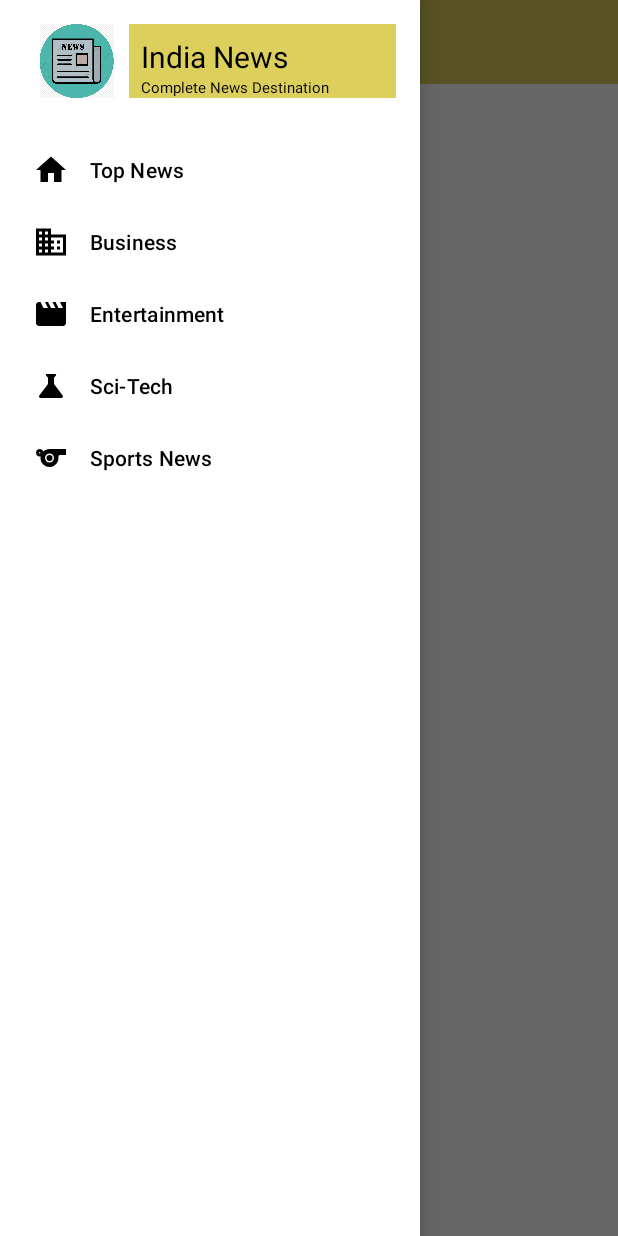
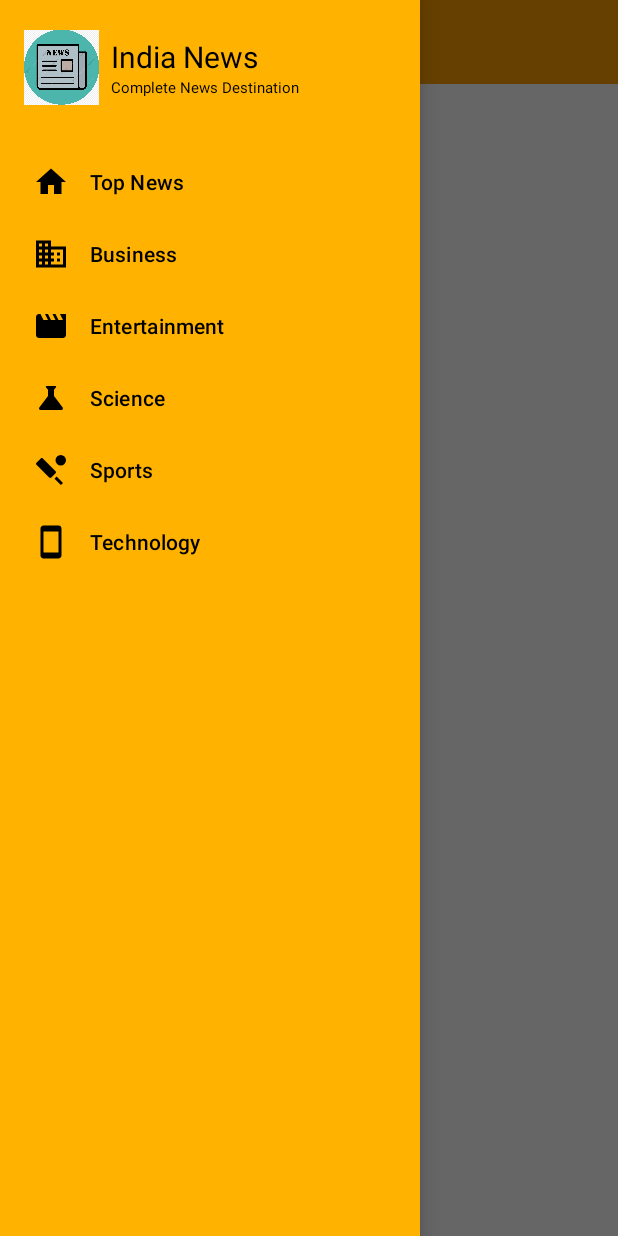
Before and after one commit to ashokrakoti/IndiaNews, an Android app: the screen it shows after launch (NewsActivity), with the side drawer open, on a phone screen of 412 x 824 dp. Run offline under Robolectric (Android 15) with nearby library versions, the phone set to English and light mode, and no system bars; our stand-ins replace Volley; network calls fail; pictures from the network do not load.

Commit message:
changes made for the categories to work from tapping the icons in navigation drawer.

```diff
--- a/app/build.gradle
+++ b/app/build.gradle
@@ -54,4 +54,7 @@ dependencies {
 
     //swipe to refresh
     implementation 'androidx.swiperefreshlayout:swiperefreshlayout:1.0.0'
+
+    //card views
+    implementation "androidx.cardview:cardview:1.0.0"
 }
--- a/app/src/main/java/com/example/android/indianews/NewsActivity.java
+++ b/app/src/main/java/com/example/android/indianews/NewsActivity.java
@@ -17,6 +17,7 @@ import androidx.browser.customtabs.CustomTabsIntent;
 import androidx.core.view.GravityCompat;
 import androidx.drawerlayout.widget.DrawerLayout;
 import androidx.recyclerview.widget.LinearLayoutManager;
+import androidx.swiperefreshlayout.widget.SwipeRefreshLayout;
 
 import com.android.volley.Request;
 import com.android.volley.toolbox.JsonObjectRequest;
@@ -35,12 +36,15 @@ import java.util.Map;
 public class NewsActivity extends AppCompatActivity implements NewsItemClicked {
 
     private static final String MAIN_ACTIVITY_CLASS = "MainActivity.class";
+    private static final String URI_NEWS = "https://newsapi.org/v2/top-headlines?";
+    private static final String API_KEY = "aab465815faa442f9b10a40e195c059f";
+    private static final String URI_DEFAULT ="https://newsapi.org/v2/top-headlines?country=in&apiKey=aab465815faa442f9b10a40e195c059f";
 
     //object used for view binding
     private ActivityMainBinding binding;
 
     //adapter object
-    private  NewsAdapter mAdapter;
+    private final NewsAdapter mAdapter = new NewsAdapter(this);
 
     //these are for navigation drawer
     NavigationView nav;
@@ -60,8 +64,8 @@ public class NewsActivity extends AppCompatActivity implements NewsItemClicked {
 
         //checking the internet connection
         if(getActiveNetworkInfo()){
-            fetchNews();
-            mAdapter = new NewsAdapter(this);
+            fetchNews(URI_DEFAULT);
+            //mAdapter = new NewsAdapter(this);
             binding.newsListView.setAdapter(mAdapter);
         }else{
             binding.progressBar.setVisibility(View.GONE);
@@ -77,6 +81,12 @@ public class NewsActivity extends AppCompatActivity implements NewsItemClicked {
         //this is to toggle the nav menu
         toggle = new ActionBarDrawerToggle(this, drawerLayout, binding.toolbar,R.string.open,R.string.close);
         drawerLayout.addDrawerListener(toggle);
+
+        // this code sets upt the hamburger icon in the top left of screen.
+        getSupportActionBar().setHomeButtonEnabled(true);
+        getSupportActionBar().setDisplayHomeAsUpEnabled(true);
+        getSupportActionBar().setHomeAsUpIndicator(R.drawable.ic_baseline_dehaze_24);//setting the hamburger icon.
+
         nav.setNavigationItemSelectedListener(new NavigationView.OnNavigationItemSelectedListener() {
             @Override
             public boolean onNavigationItemSelected(@NonNull MenuItem item) {
@@ -90,30 +100,65 @@ public class NewsActivity extends AppCompatActivity implements NewsItemClicked {
                     case R.id.menu_business:
                         Toast.makeText(getApplicationContext(),"Business News", Toast.LENGTH_SHORT).show();
                         drawerLayout.closeDrawer(GravityCompat.START);
+                        fetchNews("https://newsapi.org/v2/top-headlines?country=in&category=business&apiKey=aab465815faa442f9b10a40e195c059f");
+                        binding.newsListView.setAdapter(mAdapter);
                         break;
 
                     case R.id.menu_entertainment:
                         Toast.makeText(getApplicationContext(),"Entertainment News", Toast.LENGTH_SHORT).show();
                         drawerLayout.closeDrawer(GravityCompat.START);
+                        fetchNews("https://newsapi.org/v2/top-headlines?country=in&category=entertainment&apiKey=aab465815faa442f9b10a40e195c059f");
+                        binding.newsListView.setAdapter(mAdapter);
                         break;
 
                     case R.id.menu_sports:
                         Toast.makeText(getApplicationContext(),"Sports News", Toast.LENGTH_SHORT).show();
                         drawerLayout.closeDrawer(GravityCompat.START);
+                        fetchNews("https://newsapi.org/v2/top-headlines?country=in&category=sports&apiKey=aab465815faa442f9b10a40e195c059f");
+                        binding.newsListView.setAdapter(mAdapter);
                         break;
 
                     case R.id.menu_science:
                         Toast.makeText(getApplicationContext(),"Science News", Toast.LENGTH_SHORT).show();
                         drawerLayout.closeDrawer(GravityCompat.START);
+                        fetchNews("https://newsapi.org/v2/top-headlines?country=in&category=science&apiKey=aab465815faa442f9b10a40e195c059f");
+                        binding.newsListView.setAdapter(mAdapter);
+                        break;
+
+                    case R.id.menu_tech:
+                        drawerLayout.closeDrawer(GravityCompat.START);
+                        fetchNews("https://newsapi.org/v2/top-headlines?country=in&category=technology&apiKey=aab465815faa442f9b10a40e195c059f");
+                        binding.newsListView.setAdapter(mAdapter);
                         break;
                 }
                 return true;
             }
         });
+
+        //setting the color of the loader
+        binding.swipeContainer.setColorSchemeResources(R.color.yellow);
+        // SetOnRefreshListener on SwipeRefreshLayout
+        binding.swipeContainer.setOnRefreshListener(new SwipeRefreshLayout.OnRefreshListener() {
+            @Override
+            public void onRefresh() {
+                //binding.swipeContainer.setColorSchemeColors(getResources().getColor(R.color.colorOnSecondary));
+               // binding.swipeContainer.setColorSchemeColors(Color.BLUE, Color.YELLOW, Color.BLUE);
+
+                binding.swipeContainer.setRefreshing(false);
+                fetchNews(URI_DEFAULT);
+                try {
+                    Thread.sleep(1000);// this is added to improve the reloading process animations inside the recycler view.
+                } catch (InterruptedException e) {
+                    e.printStackTrace();
+                }
+                // mAdapter = new NewsAdapter(MAIN_ACTIVITY_CLASS);
+                binding.newsListView.setAdapter(mAdapter);
+            }
+        });
     }
 
-    private void fetchNews(){
-        String url = "https://newsapi.org/v2/top-headlines?country=in&apiKey=aab465815faa442f9b10a40e195c059f";
+    private void fetchNews(String url){
+       // String url = "https://newsapi.org/v2/top-headlines?";
         List<NewsItem> newsItemList = new ArrayList<>();
         JsonObjectRequest jsonRequest = new JsonObjectRequest(
                 Request.Method.GET,
@@ -156,6 +201,11 @@ public class NewsActivity extends AppCompatActivity implements NewsItemClicked {
         MySingleton.getInstance(this).addToRequestQueue(jsonRequest);
     }
 
+
+    /*
+       this method opens the news article in a custom tab inside the app.
+       this uses the concept of custom tabs.
+     */
     @Override
     public void OnItemClicked(NewsItem item) {
         //Toast.makeText(this, "item Clicked :"+item, Toast.LENGTH_LONG).show();
@@ -171,8 +221,17 @@ public class NewsActivity extends AppCompatActivity implements NewsItemClicked {
         ConnectivityManager cm = (ConnectivityManager) getApplicationContext().getSystemService(Context.CONNECTIVITY_SERVICE);
 
         NetworkInfo activeNetwork = cm.getActiveNetworkInfo();
-        boolean isConnected = activeNetwork != null &&
-                activeNetwork.isConnectedOrConnecting();
-        return isConnected;
+        return activeNetwork != null && activeNetwork.isConnectedOrConnecting();
+    }
+
+    public String buildUrl(String category){
+        StringBuilder newUrl = new StringBuilder(URI_NEWS);//"https://newsapi.org/v2/top-headlines?"
+        newUrl.append("country=in");
+        newUrl.append("&");
+        newUrl.append("category=").append(category);
+        newUrl.append("&");
+        newUrl.append("apikey=").append(API_KEY);
+        Log.i("Final Url: ",newUrl.toString());
+        return newUrl.toString();
     }
 }
--- /dev/null
+++ b/app/src/main/res/drawable/ic_baseline_dehaze_24.xml
@@ -0,0 +1,10 @@
+<vector xmlns:android="http://schemas.android.com/apk/res/android"
+    android:width="24dp"
+    android:height="24dp"
+    android:viewportWidth="24"
+    android:viewportHeight="24"
+    android:tint="?attr/colorControlNormal">
+  <path
+      android:fillColor="@android:color/white"
+      android:pathData="M2,15.5v2h20v-2L2,15.5zM2,10.5v2h20v-2L2,10.5zM2,5.5v2h20v-2L2,5.5z"/>
+</vector>
--- a/app/src/main/res/drawable/ic_baseline_sports_24.xml
+++ b/app/src/main/res/drawable/ic_baseline_sports_24.xml
@@ -6,8 +6,11 @@
     android:tint="?attr/colorControlNormal">
   <path
       android:fillColor="@android:color/white"
-      android:pathData="M11.23,6C9.57,6 8.01,6.66 6.87,7.73C6.54,6.73 5.61,6 4.5,6C3.12,6 2,7.12 2,8.5C2,9.88 3.12,11 4.5,11c0.21,0 0.41,-0.03 0.61,-0.08c-0.05,0.25 -0.09,0.51 -0.1,0.78c-0.18,3.68 2.95,6.68 6.68,6.27c2.55,-0.28 4.68,-2.26 5.19,-4.77c0.15,-0.71 0.15,-1.4 0.06,-2.06c-0.09,-0.6 0.38,-1.13 0.99,-1.13H22V6H11.23zM4.5,9C4.22,9 4,8.78 4,8.5C4,8.22 4.22,8 4.5,8S5,8.22 5,8.5C5,8.78 4.78,9 4.5,9zM11,15c-1.66,0 -3,-1.34 -3,-3s1.34,-3 3,-3s3,1.34 3,3S12.66,15 11,15z"/>
+      android:pathData="M15.05,12.81L6.56,4.32c-0.39,-0.39 -1.02,-0.39 -1.41,0L2.32,7.15c-0.39,0.39 -0.39,1.02 0,1.41l8.49,8.49c0.39,0.39 1.02,0.39 1.41,0l2.83,-2.83C15.44,13.83 15.44,13.2 15.05,12.81z"/>
   <path
       android:fillColor="@android:color/white"
-      android:pathData="M11,12m-2,0a2,2 0,1 1,4 0a2,2 0,1 1,-4 0"/>
+      android:pathData="M14.3412,17.7562l1.4142,-1.4142l4.2426,4.2426l-1.4142,1.4142z"/>
+  <path
+      android:fillColor="@android:color/white"
+      android:pathData="M18.5,5.5m-3.5,0a3.5,3.5 0,1 1,7 0a3.5,3.5 0,1 1,-7 0"/>
 </vector>
--- /dev/null
+++ b/app/src/main/res/drawable/ic_technology.xml
@@ -0,0 +1,10 @@
+<vector xmlns:android="http://schemas.android.com/apk/res/android"
+    android:width="24dp"
+    android:height="24dp"
+    android:viewportWidth="24"
+    android:viewportHeight="24"
+    android:tint="?attr/colorControlNormal">
+  <path
+      android:fillColor="@android:color/white"
+      android:pathData="M17,1.01L7,1c-1.1,0 -2,0.9 -2,2v18c0,1.1 0.9,2 2,2h10c1.1,0 2,-0.9 2,-2V3c0,-1.1 -0.9,-1.99 -2,-1.99zM17,19H7V5h10v14z"/>
+</vector>
--- a/app/src/main/res/layout/activity_main.xml
+++ b/app/src/main/res/layout/activity_main.xml
@@ -18,7 +18,7 @@
             android:id="@+id/toolbar"
             android:layout_width="match_parent"
             android:layout_height="wrap_content"
-            android:background="#DCCF5B"
+            android:background="@color/amber700"
             app:layout_constraintLeft_toLeftOf="parent"
             app:layout_constraintRight_toRightOf="parent"
             app:layout_constraintTop_toTopOf="parent"
@@ -39,18 +39,28 @@
 
         <ProgressBar
             android:id="@+id/progressBar"
-            android:layout_width="100dp"
-            android:layout_height="100dp"
+            android:layout_width="wrap_content"
+            android:layout_height="wrap_content"
+            android:indeterminateTint="@color/yellow"
             app:layout_constraintBottom_toBottomOf="parent"
             app:layout_constraintEnd_toEndOf="parent"
             app:layout_constraintStart_toStartOf="parent"
             app:layout_constraintTop_toBottomOf="@id/toolbar"
+
             />
 
         <androidx.swiperefreshlayout.widget.SwipeRefreshLayout
             android:id="@+id/swipeContainer"
             android:layout_width="match_parent"
-            android:layout_height="match_parent">
+            android:layout_height="0dp"
+            android:hapticFeedbackEnabled="true"
+            app:layout_constraintBottom_toBottomOf="parent"
+            app:layout_constraintEnd_toEndOf="parent"
+            app:layout_constraintHorizontal_bias="0.0"
+            app:layout_constraintStart_toStartOf="parent"
+            app:layout_constraintTop_toBottomOf="@id/toolbar"
+            app:layout_constraintVertical_bias="1.0"
+            >
 
             <androidx.recyclerview.widget.RecyclerView
                 android:id="@+id/newsListView"
@@ -70,6 +80,7 @@
         <com.google.android.material.navigation.NavigationView
             android:layout_width="wrap_content"
             android:layout_height="match_parent"
+            android:background="#FFB300"
             android:id="@+id/nav_menu"
             app:menu="@menu/icon_menu"
             app:headerLayout="@layout/navheader"
--- a/app/src/main/res/layout/navheader.xml
+++ b/app/src/main/res/layout/navheader.xml
@@ -11,14 +11,13 @@
             android:layout_height="wrap_content"
             android:orientation="horizontal">
                 <ImageView
-                    android:layout_width="70dp"
+                    android:layout_width="50dp"
                     android:layout_height="match_parent"
                     android:src="@drawable/news_icon"/>
          <LinearLayout
              android:layout_width="match_parent"
              android:layout_height="wrap_content"
-             android:orientation="vertical"
-             android:background="#DCCF5B">
+             android:orientation="vertical">
                 <TextView
                     android:layout_width="wrap_content"
                     android:layout_height="wrap_content"
@@ -33,6 +32,7 @@
                     android:layout_height="wrap_content"
                     android:textSize="10sp"
                     android:paddingStart="8dp"
+                    android:paddingBottom="8dp"
                     android:textColor="@color/black"
                     android:text="@string/complete_news_destination"/>
          </LinearLayout>
--- a/app/src/main/res/menu/icon_menu.xml
+++ b/app/src/main/res/menu/icon_menu.xml
@@ -15,10 +15,14 @@
 
     <item android:id="@+id/menu_science"
         android:icon="@drawable/ic_baseline_science_24"
-        android:title="@string/sci_tech"/>
+        android:title="@string/science"/>
 
     <item android:id="@+id/menu_sports"
         android:icon="@drawable/ic_baseline_sports_24"
-        android:title="@string/sports_news"/>
+        android:title="@string/sports"/>
+
+    <item android:id="@+id/menu_tech"
+        android:icon="@drawable/ic_technology"
+        android:title="@string/tech"/>
 
 </menu>
--- a/app/src/main/res/values/colors.xml
+++ b/app/src/main/res/values/colors.xml
@@ -7,5 +7,15 @@
     <color name="teal_700">#1F3C3C</color>
     <color name="black">#FF000000</color>
     <color name="white">#FFFFFFFF</color>
+    <color name="yellow">#DAC721</color>
+    <color name="amber400">#FFCA28</color>
+    <color name="amber700">#FFA000</color>
+    <color name="amber800">#FF8F00</color>
+    <color name="amber900">#FF6F00</color>
+    <color name="yellowA200">#FFFF00</color>
+    <color name="yellowA400">#FFEA00</color>
+    <color name="yellowA700">#FFD600</color>
+
+
 
 </resources>
--- a/app/src/main/res/values/strings.xml
+++ b/app/src/main/res/values/strings.xml
@@ -4,11 +4,13 @@
     <string name="top_news">Top News</string>
     <string name="business">Business</string>
     <string name="entertainment">Entertainment</string>
-    <string name="sci_tech">Sci-Tech</string>
-    <string name="sports_news">Sports News</string>
+    <string name="science">Science</string>
+    <string name="sports">Sports</string>
+    <string name="tech">Technology</string>
     <string name="india_news">India News</string>
     <string name="complete_news_destination">Complete News Destination</string>
     <string name="open">open</string>
     <string name="close">close</string>
-    <string name="no_internet_tag">No Internet Connection</string>
+    <string name="no_internet_tag">OOPS!!!!.....No Internet Connection</string>
+
 </resources>
--- a/app/src/main/res/values/themes.xml
+++ b/app/src/main/res/values/themes.xml
@@ -10,7 +10,7 @@
         <item name="colorSecondaryVariant">@color/teal_700</item>
         <item name="colorOnSecondary">#DAC721</item>
         <!-- Status bar color. -->
-        <item name="android:statusBarColor" tools:targetApi="l">?attr/colorPrimaryVariant</item>
+        <item name="android:statusBarColor" tools:targetApi="l">@color/amber800</item>
         <!-- Customize your theme here. -->
     </style>
 </resources>
```
Also changed, not shown: app/src/main/res/drawable/ic_baseline_fiber_new_24.xml (deleted, +0 -10 lines).
